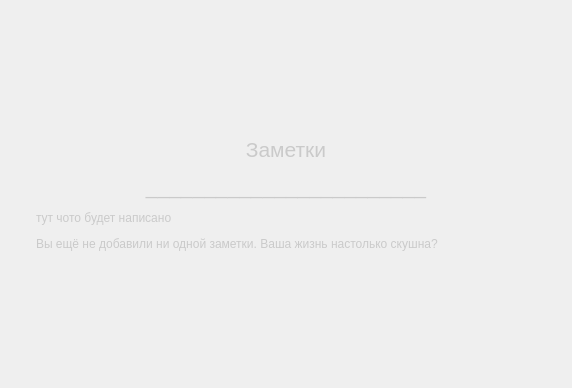
Qt form source/home.ui (Proctocheck/project-y) before a commit.
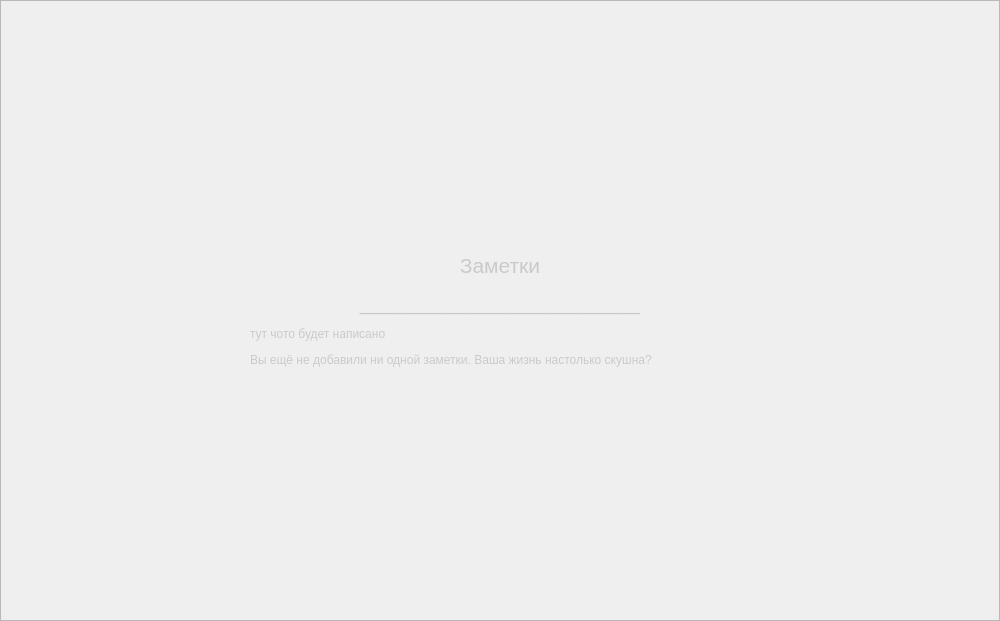
The same form after that commit.

What changed in the file:
```diff
--- a/source/home.ui
+++ b/source/home.ui
@@ -6,13 +6,49 @@
    <rect>
     <x>0</x>
     <y>0</y>
-    <width>572</width>
-    <height>388</height>
+    <width>1000</width>
+    <height>621</height>
    </rect>
   </property>
+  <property name="minimumSize">
+   <size>
+    <width>1000</width>
+    <height>621</height>
+   </size>
+  </property>
   <property name="windowTitle">
    <string>Form</string>
   </property>
+  <layout class="QGridLayout" name="gridLayou">
+   <property name="leftMargin">
+    <number>0</number>
+   </property>
+   <property name="topMargin">
+    <number>0</number>
+   </property>
+   <property name="rightMargin">
+    <number>0</number>
+   </property>
+   <property name="bottomMargin">
+    <number>0</number>
+   </property>
+   <item row="0" column="0">
+    <widget class="QScrollArea" name="scrollArea">
+     <property name="styleSheet">
+      <string notr="true"/>
+     </property>
+     <property name="widgetResizable">
+      <bool>true</bool>
+     </property>
+     <widget class="QWidget" name="scrollAreaWidgetContents">
+      <property name="geometry">
+       <rect>
+        <x>0</x>
+        <y>0</y>
+        <width>998</width>
+        <height>619</height>
+       </rect>
+      </property>
   <layout class="QGridLayout" name="gridLayout">
    <item row="0" column="0">
     <widget class="QLabel" name="label">
@@ -34,6 +70,10 @@
      <property name="text">
       <string>&lt;html&gt;&lt;head/&gt;&lt;body&gt;&lt;p align=&quot;center&quot;&gt;&lt;span style=&quot; font-size:16pt;&quot;&gt;Заметки&lt;/span&gt;&lt;/p&gt;&lt;p align=&quot;center&quot;&gt;&lt;span style=&quot; font-size:16pt;&quot;&gt;________________________&lt;/span&gt;&lt;/p&gt;&lt;p&gt;тут чото будет написано&lt;/p&gt;&lt;p&gt;Вы ещё не добавили ни одной заметки. Ваша жизнь настолько скушна?&lt;/p&gt;&lt;/body&gt;&lt;/html&gt;</string>
      </property>
+        </widget>
+       </item>
+      </layout>
+     </widget>
     </widget>
    </item>
   </layout>
```
Lines whose indentation alone changed are shown as unchanged.
